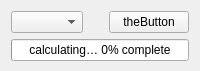
First picture: the form in gui/docks/falsecolordock_sel.ui, repository gerbilvis/gerbil, before the edit.
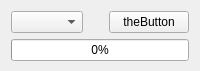
Second picture: the form after the edit. Custom widgets are drawn as their Qt base class.

What changed in the file:
```diff
--- a/gui/docks/falsecolordock_sel.ui
+++ b/gui/docks/falsecolordock_sel.ui
@@ -66,7 +66,7 @@
       <number>0</number>
      </property>
      <property name="format">
-      <string>calculating… %p% complete</string>
+      <string> %p% </string>
      </property>
     </widget>
    </item>
```
